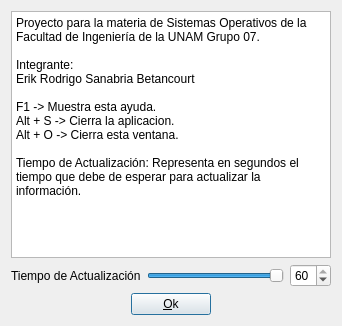
Above: proyectos/Proyecto_Erik_Sebastian/MonitorRAM/dialog_acercade.ui from gwolf/clase-sistop-2017-01 before the change. Below: the same form after it.
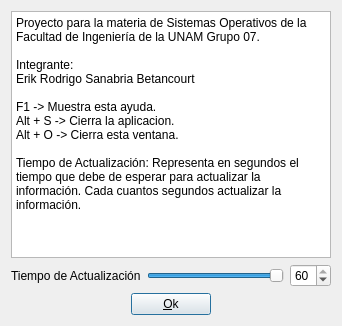
That is the form after the change.

The edit to the form file:
```diff
--- a/proyectos/Proyecto_Erik_Sebastian/MonitorRAM/dialog_acercade.ui
+++ b/proyectos/Proyecto_Erik_Sebastian/MonitorRAM/dialog_acercade.ui
@@ -32,7 +32,7 @@
 &lt;p style=&quot; margin-top:0px; margin-bottom:0px; margin-left:0px; margin-right:0px; -qt-block-indent:0; text-indent:0px;&quot;&gt;Alt + S -&amp;gt; Cierra la aplicacion.&lt;/p&gt;
 &lt;p style=&quot; margin-top:0px; margin-bottom:0px; margin-left:0px; margin-right:0px; -qt-block-indent:0; text-indent:0px;&quot;&gt;Alt + O -&amp;gt; Cierra esta ventana.&lt;/p&gt;
 &lt;p style=&quot;-qt-paragraph-type:empty; margin-top:0px; margin-bottom:0px; margin-left:0px; margin-right:0px; -qt-block-indent:0; text-indent:0px;&quot;&gt;&lt;br /&gt;&lt;/p&gt;
-&lt;p style=&quot; margin-top:0px; margin-bottom:0px; margin-left:0px; margin-right:0px; -qt-block-indent:0; text-indent:0px;&quot;&gt;Tiempo de Actualización: Representa en segundos el tiempo que debe de esperar para actualizar la información.&lt;/p&gt;&lt;/body&gt;&lt;/html&gt;</string>
+&lt;p style=&quot; margin-top:0px; margin-bottom:0px; margin-left:0px; margin-right:0px; -qt-block-indent:0; text-indent:0px;&quot;&gt;Tiempo de Actualización: Representa en segundos el tiempo que debe de esperar para actualizar la información. Cada cuantos segundos actualizar la información.&lt;/p&gt;&lt;/body&gt;&lt;/html&gt;</string>
        </property>
       </widget>
      </item>
```
